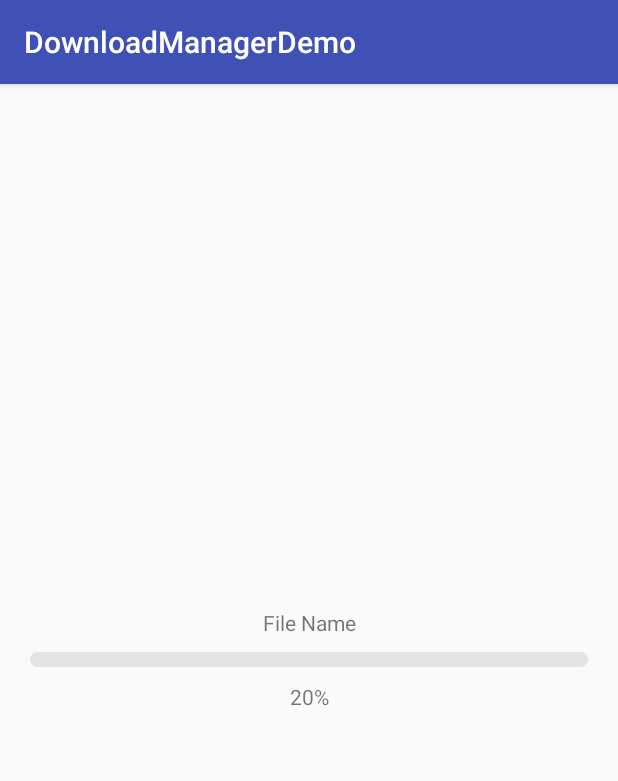
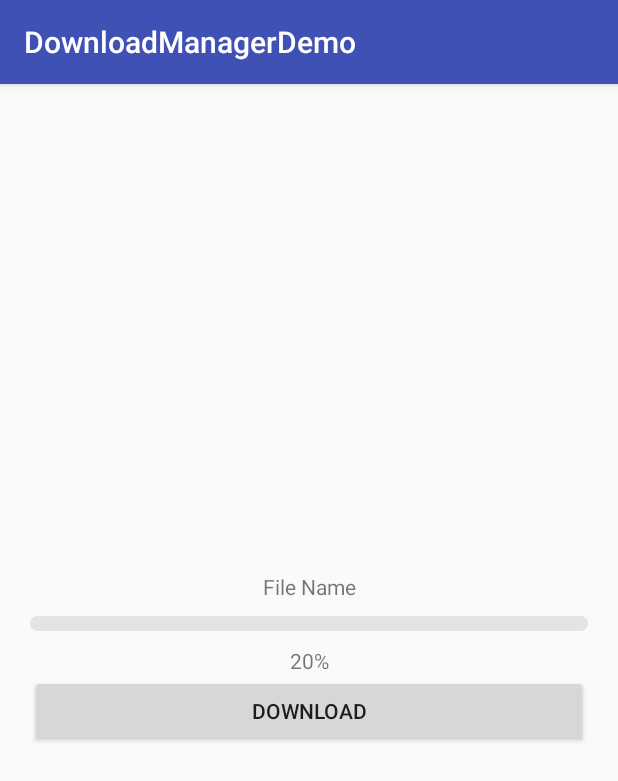
Before and after one commit to LNetFramework/DownloadManagerDemo, an Android app: the screen it shows after launch (DownloadActivity), on a phone screen of 412 x 824 dp. Shown: the top 781 px of the screen. Run offline under Robolectric (Android 15) with nearby library versions, the phone set to English and light mode, and no system bars.

Commit message:
项目运行成功

```diff
--- a/app/src/main/AndroidManifest.xml
+++ b/app/src/main/AndroidManifest.xml
@@ -1,7 +1,9 @@
 <?xml version="1.0" encoding="utf-8"?>
 <manifest xmlns:android="http://schemas.android.com/apk/res/android"
     package="com.lewish.start.downloadmanagerdemo">
-
+    <uses-permission android:name="android.permission.ACCESS_ALL_DOWNLOADS"/>
+    <uses-permission android:name="android.permission.INTERNET"/>
+    <uses-permission android:name="android.permission.WRITE_EXTERNAL_STORAGE"/>
     <application
         android:allowBackup="true"
         android:icon="@mipmap/ic_launcher"
--- a/app/src/main/java/com/lewish/start/downloadmanagerdemo/DownloadActivity.java
+++ b/app/src/main/java/com/lewish/start/downloadmanagerdemo/DownloadActivity.java
@@ -1,20 +1,46 @@
 package com.lewish.start.downloadmanagerdemo;
 
 import android.app.DownloadManager;
+import android.content.Intent;
+import android.database.Cursor;
 import android.net.Uri;
 import android.os.Bundle;
+import android.os.Environment;
+import android.os.Handler;
+import android.os.Message;
 import android.support.v7.app.AppCompatActivity;
+import android.view.View;
+import android.widget.Button;
 import android.widget.ProgressBar;
 import android.widget.TextView;
+
+import java.util.Timer;
+import java.util.TimerTask;
 
 public class DownloadActivity extends AppCompatActivity {
     private TextView mTvFileName;
     private TextView mTvProgress;
     private ProgressBar mPbUpdate;
+    private Button mBtnStart;
 
     private DownloadManager mDownloadManager;
-    private DownloadManager.Request request;
+    private DownloadManager.Request mRequest;
     public static final String DOWNLOAD_URL = "http://ucdl.25pp.com/fs08/2017/01/20/2/2_87a290b5f041a8b512f0bc51595f839a.apk";
+    private Timer mTimer;
+    private TimerTask mTimerTask;
+    private long mDownLoadID;
+    private Handler handler = new Handler() {
+        @Override
+        public void handleMessage(Message msg) {
+            super.handleMessage(msg);
+            Bundle bundle = msg.getData();
+            int pro = bundle.getInt("pro");
+            String name = bundle.getString("name");
+            mPbUpdate.setProgress(pro);
+            mTvProgress.setText(String.valueOf(pro) + "%");
+            mTvFileName.setText(name);
+        }
+    };
 
     @Override
     protected void onCreate(Bundle savedInstanceState) {
@@ -23,28 +49,77 @@ public class DownloadActivity extends AppCompatActivity {
         initViews();
 
         mDownloadManager = (DownloadManager) getSystemService(DOWNLOAD_SERVICE);
-        request = new DownloadManager.Request(Uri.parse(DOWNLOAD_URL));
+        mRequest = new DownloadManager.Request(Uri.parse(DOWNLOAD_URL));
 
         //设置Notification标题和描述
-        request.setTitle("标题");
-        request.setDescription("描述");
-        request.setNotificationVisibility(DownloadManager.Request.VISIBILITY_VISIBLE_NOTIFY_COMPLETED);
+        mRequest.setTitle("标题");
+        mRequest.setDescription("描述");
+        mRequest.setNotificationVisibility(DownloadManager.Request.VISIBILITY_VISIBLE_NOTIFY_COMPLETED);
 
         //指定网络下载类型
         //指定在WIFI状态下，执行下载操作。
-        request.setAllowedNetworkTypes(DownloadManager.Request.NETWORK_WIFI);
+        mRequest.setAllowedNetworkTypes(DownloadManager.Request.NETWORK_WIFI);
         //指定在MOBILE状态下，执行下载操作
-//        request.setAllowedNetworkTypes(DownloadManager.Request.NETWORK_MOBILE);
+//        mRequest.setAllowedNetworkTypes(DownloadManager.Request.NETWORK_MOBILE);
         //是否允许漫游状态下，执行下载操作
-        request.setAllowedOverRoaming(true);
+        mRequest.setAllowedOverRoaming(true);
         //是否允许“计量式的网络连接”执行下载操作
-        request.setAllowedOverMetered(true); //默认是允许的。
+        mRequest.setAllowedOverMetered(true); //默认是允许的。
+        //设置下载文件类型
+        mRequest.setMimeType("application/vnd.android.package-archive");
+
+        //创建目录
+        Environment.getExternalStoragePublicDirectory(Environment.DIRECTORY_DOWNLOADS).mkdir();
+        mRequest.setDestinationInExternalPublicDir(Environment.DIRECTORY_DOWNLOADS, "testApp.apk");
+
+        final DownloadManager.Query query = new DownloadManager.Query();
+        mTimer = new Timer();
+        mTimerTask = new TimerTask() {
+            public void run() {
+                Cursor cursor = mDownloadManager.query(query.setFilterById(mDownLoadID));
+                if (cursor != null && cursor.moveToFirst()) {
+                    if (cursor.getInt(cursor.getColumnIndex(DownloadManager.COLUMN_STATUS)) == DownloadManager.STATUS_SUCCESSFUL) {
+                        mPbUpdate.setProgress(100);
+                        install(Environment.getExternalStoragePublicDirectory(Environment.DIRECTORY_DOWNLOADS) + "/testApp.apk");
+                        mTimerTask.cancel();
+                    }
+                    String title = cursor.getString(cursor.getColumnIndex(DownloadManager.COLUMN_TITLE));
+                    String address = cursor.getString(cursor.getColumnIndex(DownloadManager.COLUMN_LOCAL_URI));
+                    int bytes_downloaded = cursor.getInt(cursor.getColumnIndex(DownloadManager.COLUMN_BYTES_DOWNLOADED_SO_FAR));
+                    int bytes_total = cursor.getInt(cursor.getColumnIndex(DownloadManager.COLUMN_TOTAL_SIZE_BYTES));
+                    int pro = (bytes_downloaded * 100) / bytes_total;
+                    Message msg = Message.obtain();
+                    Bundle bundle = new Bundle();
+                    bundle.putInt("pro", pro);
+                    bundle.putString("name", title);
+                    msg.setData(bundle);
+                    handler.sendMessage(msg);
+                }
+                cursor.close();
+            }
+        };
+        mTimer.schedule(mTimerTask, 0, 1000);
     }
 
     private void initViews() {
-        mTvFileName = (TextView)findViewById(R.id.mTvFileName);
-        mTvProgress = (TextView)findViewById(R.id.mTvProgress);
-        mPbUpdate = (ProgressBar)findViewById(R.id.mPbUpdate);
+        mTvFileName = (TextView) findViewById(R.id.mTvFileName);
+        mTvProgress = (TextView) findViewById(R.id.mTvProgress);
+        mPbUpdate = (ProgressBar) findViewById(R.id.mPbUpdate);
+        mBtnStart = (Button) findViewById(R.id.mBtnStart);
 
+        mBtnStart.setOnClickListener(new View.OnClickListener() {
+            @Override
+            public void onClick(View view) {
+                mDownLoadID = mDownloadManager.enqueue(mRequest);
+                mTimerTask.run();
+                mBtnStart.setClickable(false);
+            }
+        });
+    }
+
+    private void install(String path) {
+        Intent intent = new Intent(Intent.ACTION_VIEW);
+        intent.setDataAndType(Uri.parse("file://" + path), "application/vnd.android.package-archive");
+        intent.addFlags(Intent.FLAG_ACTIVITY_NEW_TASK);//4.0以上系统弹出安装成功打开界面 startActivity(intent); }
     }
 }
--- a/app/src/main/res/layout/activity_main.xml
+++ b/app/src/main/res/layout/activity_main.xml
@@ -32,4 +32,9 @@
         android:layout_height="wrap_content"
         android:gravity="center"
         android:text="20%" />
+    <Button
+        android:id="@+id/mBtnStart"
+        android:text="DownLoad"
+        android:layout_width="match_parent"
+        android:layout_height="wrap_content"/>
 </LinearLayout>
```
Also changed, not shown: gradle.properties (+10 -9 lines).
